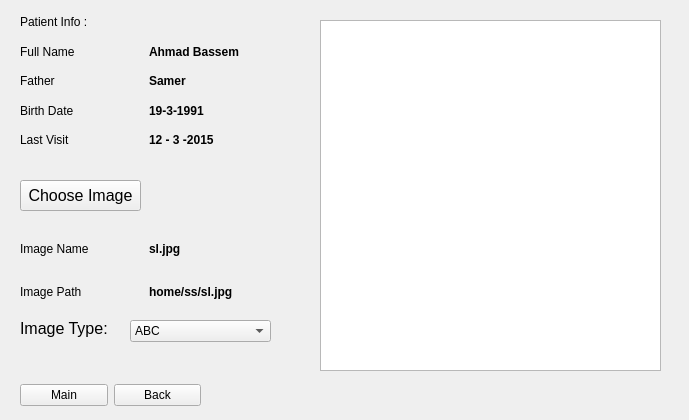
First picture: the form in s1.ui, repository khaleddallah/PulseProject, before the edit.
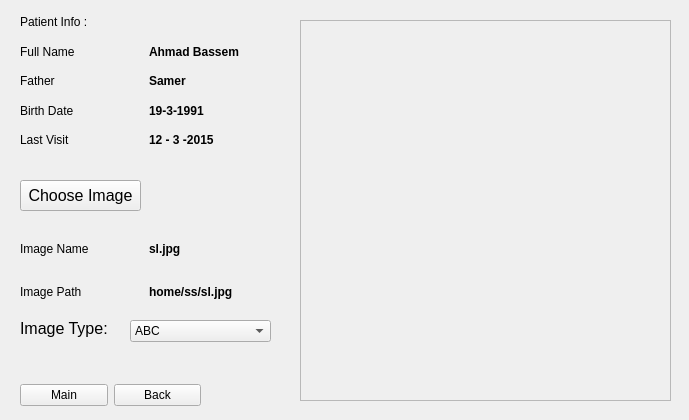
Second picture: the form after the edit. The open tabs and pages were chosen to show the change.

Commit message: Add 'Add Image' feature and show it in frame

```diff
--- a/s1.ui
+++ b/s1.ui
@@ -1232,16 +1232,6 @@
      </property>
     </item>
    </widget>
-   <widget class="QGraphicsView" name="graphicsView6">
-    <property name="geometry">
-     <rect>
-      <x>320</x>
-      <y>20</y>
-      <width>341</width>
-      <height>351</height>
-     </rect>
-    </property>
-   </widget>
    <widget class="QWidget" name="horizontalLayoutWidget_12">
     <property name="geometry">
      <rect>
@@ -1268,6 +1258,38 @@
      </item>
     </layout>
    </widget>
+   <widget class="QFrame" name="frame">
+    <property name="geometry">
+     <rect>
+      <x>300</x>
+      <y>20</y>
+      <width>371</width>
+      <height>381</height>
+     </rect>
+    </property>
+    <property name="styleSheet">
+     <string notr="true">border-color: rgb(25, 25, 25);</string>
+    </property>
+    <property name="frameShape">
+     <enum>QFrame::StyledPanel</enum>
+    </property>
+    <property name="frameShadow">
+     <enum>QFrame::Raised</enum>
+    </property>
+    <widget class="QLabel" name="graphicsView6">
+     <property name="geometry">
+      <rect>
+       <x>0</x>
+       <y>0</y>
+       <width>371</width>
+       <height>381</height>
+      </rect>
+     </property>
+     <property name="text">
+      <string/>
+     </property>
+    </widget>
+   </widget>
   </widget>
   <widget class="QWidget" name="MedImgProcessingC7">
    <widget class="QPushButton" name="Back7">
```
Left out of the diff: 8 changed lines with no effect on the pictures. The commit also changes 3 other files.
